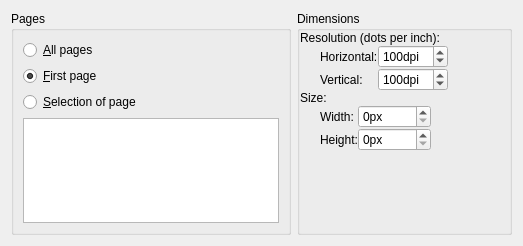
The window that krita/plugins/formats/pdf/pdfimportwidgetbase.ui (KDE/krita) describes before a commit, drawn with Qt 5.
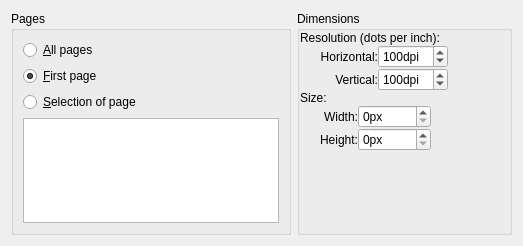
The same window after the commit.

Commit message:
Fix the alignment of labels in dialogs
Patch by Juan Palacios

Diff of the .ui file:
```diff
--- a/krita/plugins/formats/pdf/pdfimportwidgetbase.ui
+++ b/krita/plugins/formats/pdf/pdfimportwidgetbase.ui
@@ -134,6 +134,9 @@
             <property name="text">
              <string comment="horizontal resolution">Horizontal:</string>
             </property>
+            <property name="alignment">
+             <set>Qt::AlignRight|Qt::AlignTrailing|Qt::AlignVCenter</set>
+            </property>
            </widget>
           </item>
           <item row="1" column="0">
@@ -141,6 +144,9 @@
             <property name="text">
              <string comment="vertical resolution">Vertical:</string>
             </property>
+            <property name="alignment">
+             <set>Qt::AlignRight|Qt::AlignTrailing|Qt::AlignVCenter</set>
+            </property>
            </widget>
           </item>
           <item row="0" column="1">
@@ -261,6 +267,9 @@
             <property name="text">
              <string>Width:</string>
             </property>
+            <property name="alignment">
+             <set>Qt::AlignRight|Qt::AlignTrailing|Qt::AlignVCenter</set>
+            </property>
            </widget>
           </item>
           <item row="0" column="1">
@@ -278,6 +287,9 @@
             <property name="text">
              <string>Height:</string>
             </property>
+            <property name="alignment">
+             <set>Qt::AlignRight|Qt::AlignTrailing|Qt::AlignVCenter</set>
+            </property>
            </widget>
           </item>
          </layout>
```
The commit also changes 71 other files.
